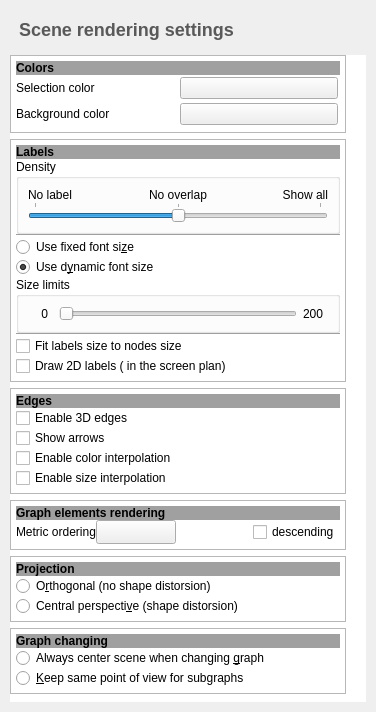
Tulip-Dev/tulip, file library/tulip-gui/designer/SceneConfigWidget.ui: the form before one commit.
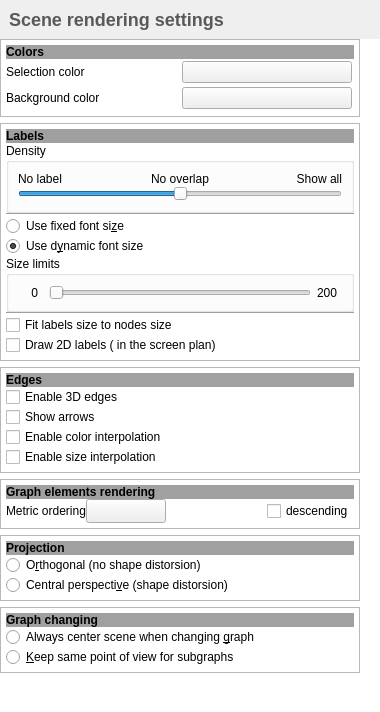
The form after the commit. Icons and pictures are not drawn. Custom widgets are drawn as their Qt base class.

The edit to the form file:
```diff
--- a/library/tulip-gui/designer/SceneConfigWidget.ui
+++ b/library/tulip-gui/designer/SceneConfigWidget.ui
@@ -6,7 +6,7 @@
    <rect>
     <x>0</x>
     <y>0</y>
-    <width>376</width>
+    <width>380</width>
     <height>712</height>
    </rect>
   </property>
@@ -81,17 +81,20 @@
 }</string>
   </property>
   <layout class="QVBoxLayout" name="verticalLayout">
+   <property name="spacing">
+    <number>0</number>
+   </property>
    <property name="leftMargin">
-    <number>10</number>
+    <number>0</number>
    </property>
    <property name="topMargin">
-    <number>10</number>
+    <number>0</number>
    </property>
    <property name="rightMargin">
-    <number>10</number>
+    <number>0</number>
    </property>
    <property name="bottomMargin">
-    <number>10</number>
+    <number>0</number>
    </property>
    <item>
     <widget class="QFrame" name="horizontalFrame_2">
@@ -130,11 +133,23 @@
        <verstretch>0</verstretch>
       </sizepolicy>
      </property>
+     <property name="minimumSize">
+      <size>
+       <width>380</width>
+       <height>0</height>
+      </size>
+     </property>
+     <property name="maximumSize">
+      <size>
+       <width>450</width>
+       <height>16777215</height>
+      </size>
+     </property>
      <property name="frameShape">
       <enum>QFrame::NoFrame</enum>
      </property>
      <property name="horizontalScrollBarPolicy">
-      <enum>Qt::ScrollBarAsNeeded</enum>
+      <enum>Qt::ScrollBarAlwaysOff</enum>
      </property>
      <property name="widgetResizable">
       <bool>true</bool>
@@ -144,8 +159,8 @@
        <rect>
         <x>0</x>
         <y>0</y>
-        <width>341</width>
-        <height>685</height>
+        <width>366</width>
+        <height>759</height>
        </rect>
       </property>
       <property name="sizePolicy">
@@ -379,7 +394,7 @@
                 <enum>Qt::Horizontal</enum>
                </property>
                <property name="tickPosition">
-                <enum>QSlider::TicksAbove</enum>
+                <enum>QSlider::NoTicks</enum>
                </property>
                <property name="tickInterval">
                 <number>100</number>
```
Left out of the diff: 2 changed lines with no effect on the pictures.
